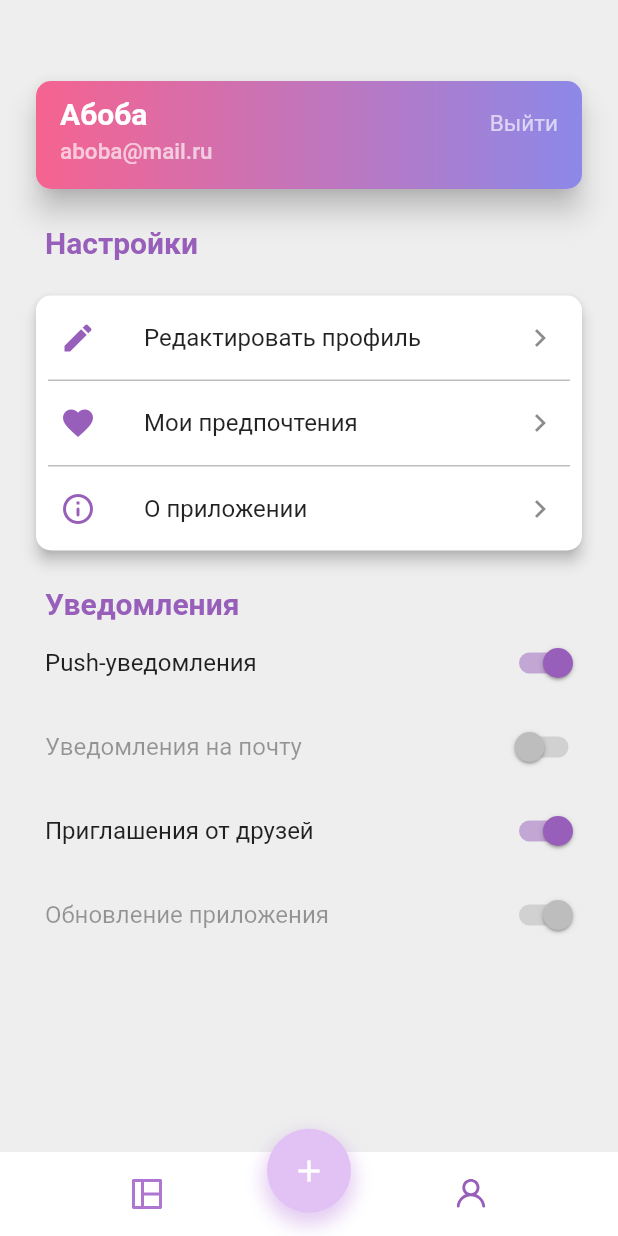
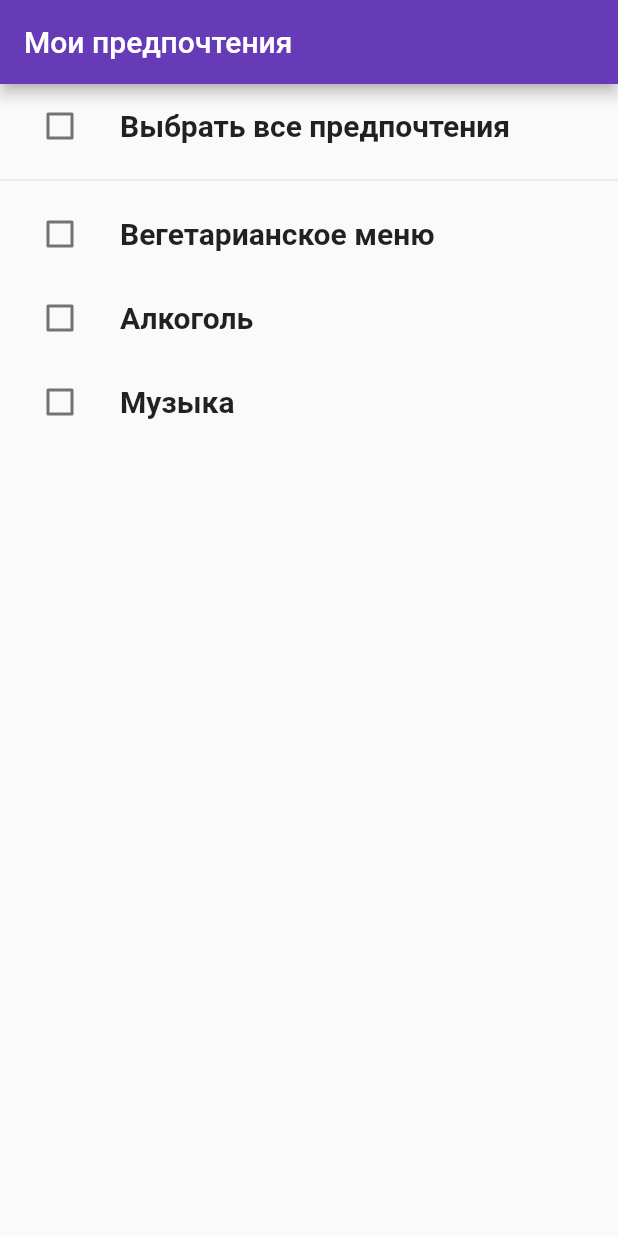
Before and after one commit to Dusheba/events_planning_front, a Flutter app: the EditProfilePage screen opened directly, after a tap on "Сохранить", after a tap on the "chevron left" icon, after a tap on "Мои предпочтения", on a phone screen of 412 x 824 dp. Run offline on Flutter 3.47's test engine with Material 2 defaults, Android fonts, the phone set to English and light mode, and no system bars; our stand-ins replace auto_animated, auto_size_text, flutter_bloc, flutter_svg, get_storage, introduction_screen and 4 more; missing offline and left inert: day_night_time_picker, flutter_color; accounts and stored records are empty; network calls fail; statements that could not run were skipped; project files that could hold a hidden picture were left out.

Commit message:
Добавлены предпочтения

```diff
--- /dev/null
+++ b/lib/presentation/pages/notification_setting.dart
@@ -0,0 +1,11 @@
+import 'package:meta/meta.dart';
+
+class NotificationSetting {
+  String title;
+  bool value;
+
+  NotificationSetting({
+    required this.title,
+    this.value = false,
+  });
+}
--- /dev/null
+++ b/lib/presentation/pages/preferences.dart
@@ -0,0 +1,88 @@
+import 'package:events_planning/presentation/pages/notification_setting.dart';
+import 'package:flutter/material.dart';
+import 'package:events_planning/presentation/routes/routes.dart';
+
+
+
+
+class PreferencesPage extends StatefulWidget {
+  const PreferencesPage({Key? key}) : super(key: key);
+
+  @override
+  _PreferencesPageState createState() => _PreferencesPageState();
+}
+
+class _PreferencesPageState extends State<PreferencesPage> {
+  final allowNotifications = NotificationSetting(title: 'Выбрать все предпочтения');
+
+  final notifications = [
+    NotificationSetting(title: 'Вегетарианское меню'),
+    NotificationSetting(title: 'Алкоголь'),
+    NotificationSetting(title: 'Музыка'),
+  ];
+
+  @override
+  Widget build(BuildContext context) => MaterialApp(
+    debugShowCheckedModeBanner: false,
+    theme: ThemeData(primarySwatch: Colors.deepPurple),
+    home: Scaffold(
+    appBar: AppBar(
+      title: Text('Мои предпочтения'),
+    ),
+    body: ListView(
+      children: [
+        buildToggleCheckbox(allowNotifications),
+        Divider(),
+        ...notifications.map(buildSingleCheckbox).toList(),
+      ],
+    ),
+    ),
+  );
+
+  Widget buildToggleCheckbox(NotificationSetting notification) => buildCheckbox(
+      notification: notification,
+      onClicked: () {
+        final newValue = !notification.value;
+
+        setState(() {
+          allowNotifications.value = newValue;
+          notifications.forEach((notification) {
+            notification.value = newValue;
+          });
+        });
+      });
+
+  Widget buildSingleCheckbox(NotificationSetting notification) => buildCheckbox(
+    notification: notification,
+    onClicked: () {
+      setState(() {
+        final newValue = !notification.value;
+        notification.value = newValue;
+
+        if (!newValue) {
+          allowNotifications.value = false;
+        } else {
+          final allow =
+          notifications.every((notification) => notification.value);
+          allowNotifications.value = allow;
+        }
+      });
+    },
+  );
+
+  Widget buildCheckbox({
+    required NotificationSetting notification,
+    required VoidCallback onClicked,
+  }) =>
+      ListTile(
+        onTap: onClicked,
+        leading: Checkbox(
+          value: notification.value,
+          onChanged: (value) => onClicked(),
+        ),
+        title: Text(
+          notification.title,
+          style: TextStyle(fontSize: 20, fontWeight: FontWeight.bold),
+        ),
+      );
+}
--- a/lib/presentation/pages/profile_page.dart
+++ b/lib/presentation/pages/profile_page.dart
@@ -169,6 +169,7 @@ class _ProfilePageState extends State<ProfilePage> {
                           title: Text("Мои предпочтения"),
                           trailing: Icon(Icons.keyboard_arrow_right),
                           onTap: () {
+                            Navigator.pushNamed(context, PagePath.preferences);
                             //open change language
                           },
                         ),
--- a/lib/presentation/routes/page_path.dart
+++ b/lib/presentation/routes/page_path.dart
@@ -13,4 +13,5 @@ class PagePath{
   static const String about_app = '/about_app';
   static const String editProfile = '/edit_profile';
   static const String intro_page = '/intro';
+  static const String preferences = '/preferences';
 }
--- a/lib/presentation/routes/page_router.dart
+++ b/lib/presentation/routes/page_router.dart
@@ -1,7 +1,9 @@
+import 'package:events_planning/main.dart';
 import 'package:events_planning/presentation/pages/edit_profile.dart';
 import 'package:events_planning/presentation/pages/intro_page.dart';
 import 'package:events_planning/presentation/pages/login.dart';
 import 'package:events_planning/presentation/pages/pages.dart';
+import 'package:events_planning/presentation/pages/preferences.dart';
 import 'package:events_planning/presentation/pages/profile_page.dart';
 import 'package:events_planning/presentation/pages/reg.dart';
 import 'package:events_planning/presentation/pages/welcome.dart';
@@ -29,6 +31,8 @@ class PageRouter {
         return _buildRoute(settings, ProfilePage());
       case PagePath.about_app:
         return _buildRoute(settings, AboutAppPage());
+      case PagePath.preferences:
+        return _buildRoute(settings, PreferencesPage());
       case PagePath.detailCategory:
         return _buildRoute(
           settings,
```
Also changed, not shown: pubspec.lock.
